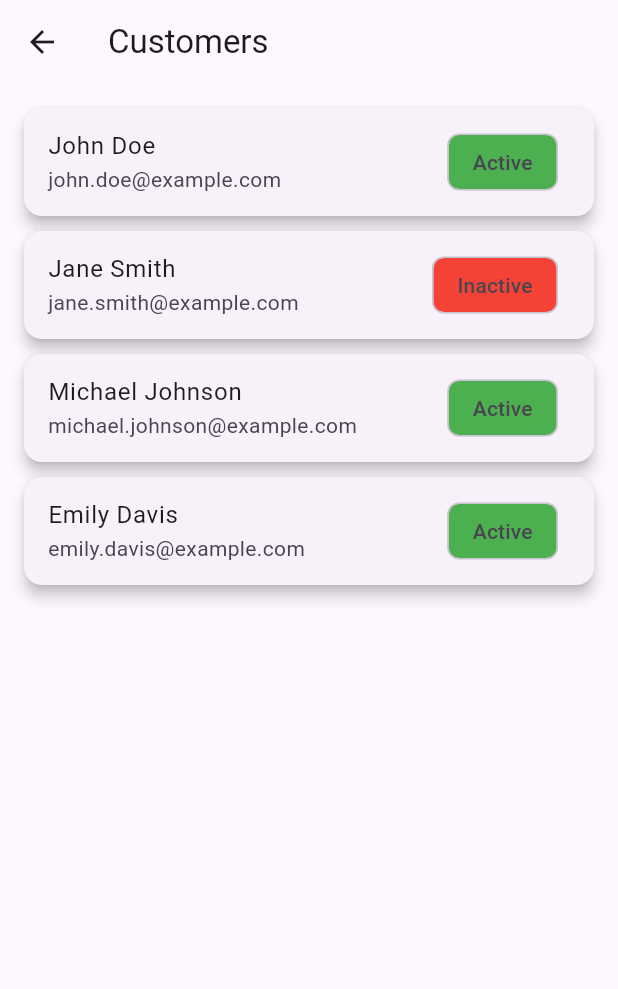
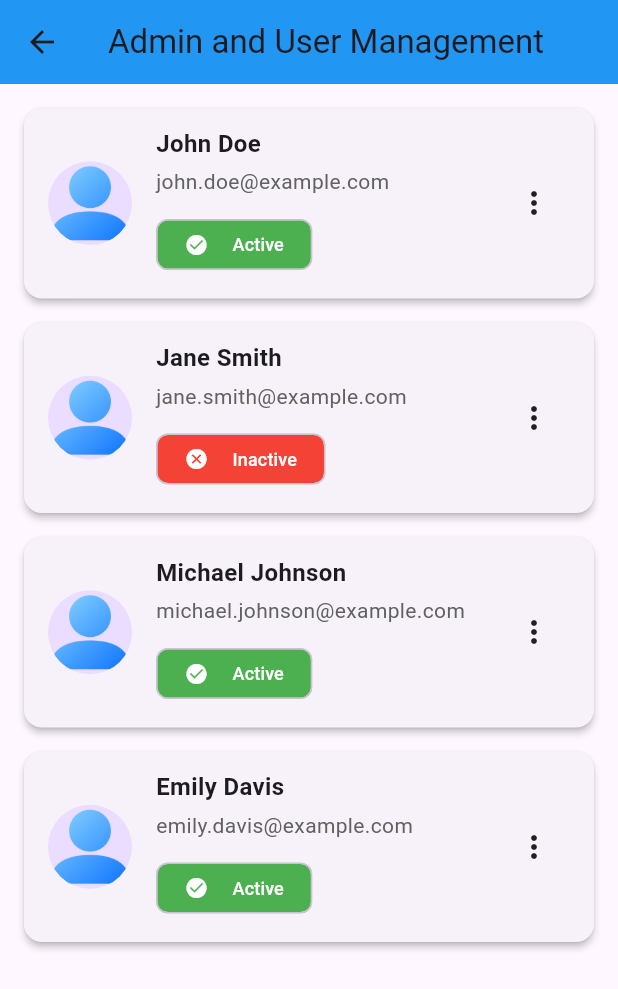
Before and after one commit to Alaa-Ahmed1/Medical, a Flutter app: the CustomersPage screen opened by its route, on a phone screen of 412 x 824 dp. Shown: the top 989 px of the screen. Run offline on Flutter 3.47's test engine with Material 3 defaults, Android fonts, the phone set to English and light mode, and no system bars; our stand-ins replace fl_chart.

Commit message:
Added new pages

```diff
--- a/lib/customers_page.dart
+++ b/lib/customers_page.dart
@@ -1,7 +1,6 @@
 import 'package:flutter/material.dart';
 
 class CustomersPage extends StatelessWidget {
-  // Sample data for customers
   final List<Map<String, String>> customers = [
     {"name": "John Doe", "email": "john.doe@example.com", "status": "Active"},
     {
@@ -24,26 +23,89 @@ class CustomersPage extends StatelessWidget {
   @override
   Widget build(BuildContext context) {
     return Scaffold(
-      appBar: AppBar(title: const Text("Customers")),
+      appBar: AppBar(
+        title: const Text("Admin and User Management"),
+        backgroundColor: Colors.blue,
+      ),
       body: Padding(
         padding: const EdgeInsets.all(16.0),
         child: ListView.builder(
           itemCount: customers.length,
           itemBuilder: (context, index) {
             final customer = customers[index];
-            return Card(
-              margin: const EdgeInsets.only(bottom: 10),
-              shape: RoundedRectangleBorder(
-                  borderRadius: BorderRadius.circular(12)),
-              elevation: 4,
-              child: ListTile(
-                title: Text(customer["name"]!),
-                subtitle: Text(customer["email"]!),
-                trailing: Chip(
-                  label: Text(customer["status"]!),
-                  backgroundColor: customer["status"] == "Active"
-                      ? Colors.green
-                      : Colors.red,
+
+            return InkWell(
+              onTap: () {},
+              borderRadius: BorderRadius.circular(12),
+              child: Card(
+                shape: RoundedRectangleBorder(
+                    borderRadius: BorderRadius.circular(12)),
+                margin: const EdgeInsets.only(bottom: 16),
+                elevation: 2,
+                child: Padding(
+                  padding:
+                      const EdgeInsets.symmetric(horizontal: 16, vertical: 12),
+                  child: Row(
+                    children: [
+                      const CircleAvatar(
+                        radius: 28,
+                        backgroundImage:
+                            AssetImage('assets/images/user (1).png'),
+                      ),
+                      const SizedBox(width: 16),
+
+                      Expanded(
+                        child: Column(
+                          crossAxisAlignment: CrossAxisAlignment.start,
+                          children: [
+                            Text(
+                              customer["name"]!,
+                              style: const TextStyle(
+                                  fontSize: 16, fontWeight: FontWeight.bold),
+                            ),
+                            const SizedBox(height: 4),
+                            Text(
+                              customer["email"]!,
+                              style: TextStyle(color: Colors.grey[700]),
+                            ),
+                            const SizedBox(height: 8),
+                            Row(
+                              children: [
+                                _buildChip(
+                                  label: customer["status"]!,
+                                  color: customer["status"] == "Active"
+                                      ? Colors.green
+                                      : Colors.red,
+                                  icon: customer["status"] == "Active"
+                                      ? Icons.check_circle
+                                      : Icons.cancel,
+                                ),
+                                const SizedBox(width: 8),
+                              ],
+                            ),
+                          ],
+                        ),
+                      ),
+
+                      // Menu button
+                      PopupMenuButton<String>(
+                        icon: const Icon(Icons.more_vert),
+                        onSelected: (value) {
+                          ScaffoldMessenger.of(context).showSnackBar(
+                            SnackBar(content: Text("Selected: $value")),
+                          );
+                        },
+                        itemBuilder: (context) => [
+                          _buildMenuItem("Assign Admin", Icons.person),
+                          _buildMenuItem(
+                              "Delete Admin", Icons.delete, Colors.red),
+                          _buildMenuItem("Block User", Icons.block, Colors.red),
+                          _buildMenuItem("Deactivate User",
+                              Icons.do_not_disturb_on, Colors.red),
+                        ],
+                      ),
+                    ],
+                  ),
                 ),
               ),
             );
@@ -52,4 +114,29 @@ class CustomersPage extends StatelessWidget {
       ),
     );
   }
+
+  Widget _buildChip(
+      {required String label, required Color color, required IconData icon}) {
+    return Chip(
+      avatar: Icon(icon, size: 16, color: Colors.white),
+      label: Text(label,
+          style: const TextStyle(color: Colors.white, fontSize: 12)),
+      backgroundColor: color,
+      padding: const EdgeInsets.symmetric(horizontal: 10, vertical: 0),
+    );
+  }
+
+  PopupMenuItem<String> _buildMenuItem(String label, IconData icon,
+      [Color? iconColor]) {
+    return PopupMenuItem<String>(
+      value: label,
+      child: Row(
+        children: [
+          Icon(icon, size: 20, color: iconColor ?? Colors.black87),
+          const SizedBox(width: 10),
+          Text(label),
+        ],
+      ),
+    );
+  }
 }
--- a/pubspec.yaml
+++ b/pubspec.yaml
@@ -71,6 +71,7 @@ flutter:
      - assets/images/equip2.png
      - assets/images/equip3.png
      - assets/images/equip4.png
+     - assets/images/user (1).png
   # An image asset can refer to one or more resolution-specific "variants", see
   # https://flutter.dev/assets-and-images/#resolution-aware
 
```
Also changed, not shown: assets/images/user (1).png (added).
